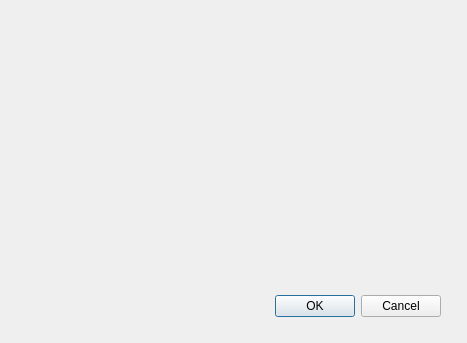
plushmonkey/mcqt, file forms/SettingsDialog.ui: the form before one commit.
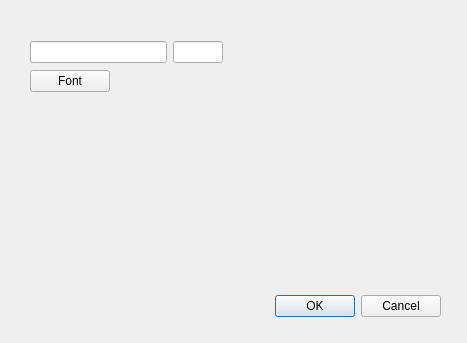
The form after the commit.

Commit message: Add font setting and saving/loading of settings

Patch:
```diff
--- a/forms/SettingsDialog.ui
+++ b/forms/SettingsDialog.ui
@@ -29,6 +29,96 @@
     <set>QDialogButtonBox::Cancel|QDialogButtonBox::Ok</set>
    </property>
   </widget>
+  <widget class="QWidget" name="">
+   <property name="geometry">
+    <rect>
+     <x>30</x>
+     <y>40</y>
+     <width>193</width>
+     <height>55</height>
+    </rect>
+   </property>
+   <layout class="QVBoxLayout" name="verticalLayout">
+    <item>
+     <layout class="QHBoxLayout" name="horizontalLayout">
+      <item>
+       <widget class="QLineEdit" name="fontFamilyEdit">
+        <property name="readOnly">
+         <bool>true</bool>
+        </property>
+       </widget>
+      </item>
+      <item>
+       <widget class="QLineEdit" name="fontSizeEdit">
+        <property name="sizePolicy">
+         <sizepolicy hsizetype="Fixed" vsizetype="Fixed">
+          <horstretch>0</horstretch>
+          <verstretch>0</verstretch>
+         </sizepolicy>
+        </property>
+        <property name="minimumSize">
+         <size>
+          <width>50</width>
+          <height>0</height>
+         </size>
+        </property>
+        <property name="maximumSize">
+         <size>
+          <width>50</width>
+          <height>16777215</height>
+         </size>
+        </property>
+        <property name="readOnly">
+         <bool>true</bool>
+        </property>
+       </widget>
+      </item>
+     </layout>
+    </item>
+    <item>
+     <layout class="QHBoxLayout" name="horizontalLayout_2">
+      <item>
+       <widget class="QPushButton" name="fontButton">
+        <property name="sizePolicy">
+         <sizepolicy hsizetype="Fixed" vsizetype="Fixed">
+          <horstretch>0</horstretch>
+          <verstretch>0</verstretch>
+         </sizepolicy>
+        </property>
+        <property name="minimumSize">
+         <size>
+          <width>80</width>
+          <height>0</height>
+         </size>
+        </property>
+        <property name="maximumSize">
+         <size>
+          <width>80</width>
+          <height>16777215</height>
+         </size>
+        </property>
+        <property name="text">
+         <string>Font</string>
+        </property>
+       </widget>
+      </item>
+      <item>
+       <spacer name="horizontalSpacer">
+        <property name="orientation">
+         <enum>Qt::Horizontal</enum>
+        </property>
+        <property name="sizeHint" stdset="0">
+         <size>
+          <width>40</width>
+          <height>20</height>
+         </size>
+        </property>
+       </spacer>
+      </item>
+     </layout>
+    </item>
+   </layout>
+  </widget>
  </widget>
  <resources/>
  <connections>
```
The commit also changes 9 other files.
